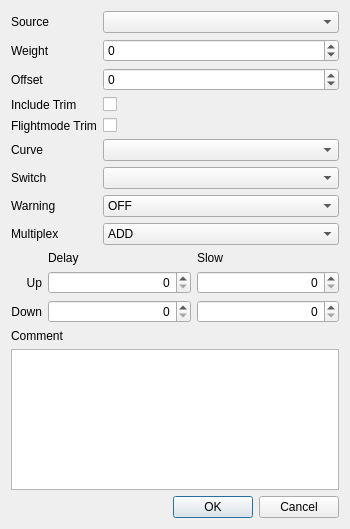
Old version of the form src/mixerdialog.ui in the repository xhorizont/eepe.
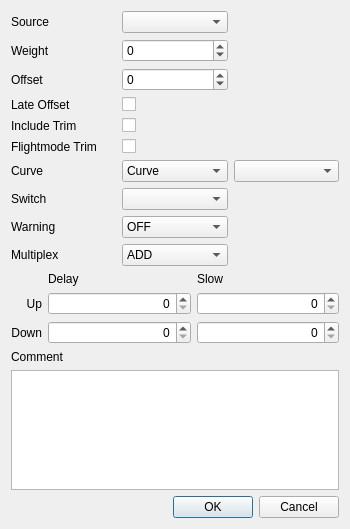
New version of the form. Icons and pictures are not drawn.

What changed in the file:
```diff
--- a/src/mixerdialog.ui
+++ b/src/mixerdialog.ui
@@ -18,211 +18,7 @@
     <normaloff>:/icon.png</normaloff>:/icon.png</iconset>
   </property>
   <layout class="QGridLayout" name="gridLayout_2">
-   <item row="0" column="0">
-    <layout class="QFormLayout" name="formLayout">
-     <property name="fieldGrowthPolicy">
-      <enum>QFormLayout::AllNonFixedFieldsGrow</enum>
-     </property>
-     <item row="0" column="0">
-      <widget class="QLabel" name="label_2">
-       <property name="text">
-        <string>Source</string>
-       </property>
-      </widget>
-     </item>
-     <item row="0" column="1">
-      <widget class="QComboBox" name="sourceCB">
-       <property name="whatsThis">
-        <string>The source for the mixer</string>
-       </property>
-      </widget>
-     </item>
-     <item row="1" column="0">
-      <widget class="QLabel" name="label_3">
-       <property name="text">
-        <string>Weight</string>
-       </property>
-      </widget>
-     </item>
-     <item row="1" column="1">
-      <widget class="QSpinBox" name="weightSB">
-       <property name="whatsThis">
-        <string>The value of the mixer is multiplied by this value and divided by 100.</string>
-       </property>
-       <property name="alignment">
-        <set>Qt::AlignLeading|Qt::AlignLeft|Qt::AlignVCenter</set>
-       </property>
-       <property name="minimum">
-        <number>-125</number>
-       </property>
-       <property name="maximum">
-        <number>125</number>
-       </property>
-      </widget>
-     </item>
-     <item row="2" column="0">
-      <widget class="QLabel" name="offset_label">
-       <property name="text">
-        <string>Offset</string>
-       </property>
-      </widget>
-     </item>
-     <item row="2" column="1">
-      <widget class="QSpinBox" name="offsetSB">
-       <property name="whatsThis">
-        <string>&lt;!DOCTYPE HTML PUBLIC &quot;-//W3C//DTD HTML 4.0//EN&quot; &quot;http://www.w3.org/TR/REC-html40/strict.dtd&quot;&gt;
-&lt;html&gt;&lt;head&gt;&lt;meta name=&quot;qrichtext&quot; content=&quot;1&quot; /&gt;&lt;style type=&quot;text/css&quot;&gt;
-p, li { white-space: pre-wrap; }
-&lt;/style&gt;&lt;/head&gt;&lt;body style=&quot; font-family:'MS Shell Dlg 2'; font-size:8.25pt; font-weight:400; font-style:normal;&quot;&gt;
-&lt;p style=&quot; margin-top:0px; margin-bottom:0px; margin-left:0px; margin-right:0px; -qt-block-indent:0; text-indent:0px;&quot;&gt;This value is added to the &lt;span style=&quot; font-weight:600;&quot;&gt;input &lt;/span&gt;of the mixer.&lt;/p&gt;&lt;/body&gt;&lt;/html&gt;</string>
-       </property>
-       <property name="alignment">
-        <set>Qt::AlignLeading|Qt::AlignLeft|Qt::AlignVCenter</set>
-       </property>
-       <property name="minimum">
-        <number>-125</number>
-       </property>
-       <property name="maximum">
-        <number>125</number>
-       </property>
-      </widget>
-     </item>
-     <item row="3" column="0">
-      <widget class="QLabel" name="label_5">
-       <property name="text">
-        <string>Include Trim</string>
-       </property>
-      </widget>
-     </item>
-     <item row="3" column="1">
-      <widget class="QCheckBox" name="trimChkB">
-       <property name="whatsThis">
-        <string>If checked - will add the trim from the source (if available)</string>
-       </property>
-       <property name="text">
-        <string/>
-       </property>
-      </widget>
-     </item>
-     <item row="5" column="0">
-      <widget class="QLabel" name="label_6">
-       <property name="text">
-        <string>Curve</string>
-       </property>
-      </widget>
-     </item>
-     <item row="5" column="1">
-      <widget class="QComboBox" name="curvesCB">
-       <property name="whatsThis">
-        <string>The curve used by the mix</string>
-       </property>
-      </widget>
-     </item>
-     <item row="6" column="0">
-      <widget class="QLabel" name="label_7">
-       <property name="text">
-        <string>Switch</string>
-       </property>
-      </widget>
-     </item>
-     <item row="6" column="1">
-      <widget class="QComboBox" name="switchesCB">
-       <property name="whatsThis">
-        <string>Switch used by the mix.
-If blank then the mix is considered to be &quot;ON&quot; all the time.</string>
-       </property>
-      </widget>
-     </item>
-     <item row="7" column="0">
-      <widget class="QLabel" name="label_8">
-       <property name="text">
-        <string>Warning</string>
-       </property>
-      </widget>
-     </item>
-     <item row="7" column="1">
-      <widget class="QComboBox" name="warningCB">
-       <property name="whatsThis">
-        <string>Mixer warning.
-Setting this value will cause a beep to be emmitted when this value is active.</string>
-       </property>
-       <item>
-        <property name="text">
-         <string>OFF</string>
-        </property>
-       </item>
-       <item>
-        <property name="text">
-         <string>1 Beep</string>
-        </property>
-       </item>
-       <item>
-        <property name="text">
-         <string>2 Beep</string>
-        </property>
-       </item>
-       <item>
-        <property name="text">
-         <string>3 Beep</string>
-        </property>
-       </item>
-      </widget>
-     </item>
-     <item row="8" column="0">
-      <widget class="QLabel" name="label_9">
-       <property name="text">
-        <string>Multiplex</string>
-       </property>
-      </widget>
-     </item>
-     <item row="8" column="1">
-      <widget class="QComboBox" name="mltpxCB">
-       <property name="whatsThis">
-        <string>Multiplexer
-
-This determines how mixer values are added.
-
-&quot;+&quot; means the value of the current mix is added to the previous mixes in the same channel.
-&quot;*&quot; means the value of the current mix is amultiplied with the previous mixes in the same channel.
-&quot;R&quot; means the value replaces the previous values.  If the switch is off the value will be ignored.</string>
-       </property>
-       <item>
-        <property name="text">
-         <string>ADD</string>
-        </property>
-       </item>
-       <item>
-        <property name="text">
-         <string>MULTIPLY</string>
-        </property>
-       </item>
-       <item>
-        <property name="text">
-         <string>REPLACE</string>
-        </property>
-       </item>
-      </widget>
-     </item>
-     <item row="4" column="0">
-      <widget class="QLabel" name="label_10">
-       <property name="text">
-        <string>Flightmode Trim</string>
-       </property>
-      </widget>
-     </item>
-     <item row="4" column="1">
-      <widget class="QCheckBox" name="FMtrimChkB">
-       <property name="whatsThis">
-        <string>If checked - will add the trim from the source (if available)</string>
-       </property>
-       <property name="text">
-        <string/>
-       </property>
-      </widget>
-     </item>
-    </layout>
-   </item>
-   <item row="1" column="0">
+   <item row="3" column="0">
     <layout class="QGridLayout" name="gridLayout" columnstretch="0,1,1">
      <item row="1" column="1">
       <widget class="QLabel" name="label_13">
@@ -365,7 +161,7 @@
      </item>
     </layout>
    </item>
-   <item row="5" column="0">
+   <item row="8" column="0">
     <widget class="QDialogButtonBox" name="buttonBox">
      <property name="orientation">
       <enum>Qt::Horizontal</enum>
@@ -375,7 +171,7 @@
      </property>
     </widget>
    </item>
-   <item row="2" column="0">
+   <item row="4" column="0">
     <spacer name="verticalSpacer_2">
      <property name="orientation">
       <enum>Qt::Vertical</enum>
@@ -388,16 +184,251 @@
      </property>
     </spacer>
    </item>
-   <item row="4" column="0">
+   <item row="7" column="0">
     <widget class="QPlainTextEdit" name="mixerComment"/>
    </item>
-   <item row="3" column="0">
+   <item row="6" column="0">
     <widget class="QLabel" name="label">
      <property name="text">
       <string>Comment</string>
      </property>
     </widget>
    </item>
+   <item row="2" column="0">
+    <layout class="QGridLayout" name="gridLayout_3">
+     <item row="6" column="3">
+      <widget class="QComboBox" name="curvesCB">
+       <property name="whatsThis">
+        <string>The curve used by the mix</string>
+       </property>
+      </widget>
+     </item>
+     <item row="6" column="2">
+      <widget class="QComboBox" name="diffcurveCB">
+       <property name="whatsThis">
+        <string>The curve used by the mix</string>
+       </property>
+       <item>
+        <property name="text">
+         <string>Curve</string>
+        </property>
+       </item>
+       <item>
+        <property name="text">
+         <string>Differential</string>
+        </property>
+       </item>
+      </widget>
+     </item>
+     <item row="6" column="1">
+      <widget class="QLabel" name="label_6">
+       <property name="text">
+        <string>Curve</string>
+       </property>
+      </widget>
+     </item>
+     <item row="7" column="1">
+      <widget class="QLabel" name="label_7">
+       <property name="text">
+        <string>Switch</string>
+       </property>
+      </widget>
+     </item>
+     <item row="8" column="1">
+      <widget class="QLabel" name="label_8">
+       <property name="text">
+        <string>Warning</string>
+       </property>
+      </widget>
+     </item>
+     <item row="9" column="1">
+      <widget class="QLabel" name="label_9">
+       <property name="text">
+        <string>Multiplex</string>
+       </property>
+      </widget>
+     </item>
+     <item row="7" column="2">
+      <widget class="QComboBox" name="switchesCB">
+       <property name="whatsThis">
+        <string>Switch used by the mix.
+If blank then the mix is considered to be &quot;ON&quot; all the time.</string>
+       </property>
+      </widget>
+     </item>
+     <item row="8" column="2">
+      <widget class="QComboBox" name="warningCB">
+       <property name="whatsThis">
+        <string>Mixer warning.
+Setting this value will cause a beep to be emmitted when this value is active.</string>
+       </property>
+       <item>
+        <property name="text">
+         <string>OFF</string>
+        </property>
+       </item>
+       <item>
+        <property name="text">
+         <string>1 Beep</string>
+        </property>
+       </item>
+       <item>
+        <property name="text">
+         <string>2 Beep</string>
+        </property>
+       </item>
+       <item>
+        <property name="text">
+         <string>3 Beep</string>
+        </property>
+       </item>
+      </widget>
+     </item>
+     <item row="9" column="2">
+      <widget class="QComboBox" name="mltpxCB">
+       <property name="whatsThis">
+        <string>Multiplexer
+
+This determines how mixer values are added.
+
+&quot;+&quot; means the value of the current mix is added to the previous mixes in the same channel.
+&quot;*&quot; means the value of the current mix is amultiplied with the previous mixes in the same channel.
+&quot;R&quot; means the value replaces the previous values.  If the switch is off the value will be ignored.</string>
+       </property>
+       <item>
+        <property name="text">
+         <string>ADD</string>
+        </property>
+       </item>
+       <item>
+        <property name="text">
+         <string>MULTIPLY</string>
+        </property>
+       </item>
+       <item>
+        <property name="text">
+         <string>REPLACE</string>
+        </property>
+       </item>
+      </widget>
+     </item>
+     <item row="5" column="2">
+      <widget class="QCheckBox" name="FMtrimChkB">
+       <property name="whatsThis">
+        <string>If checked - will add the trim from the source (if available)</string>
+       </property>
+       <property name="text">
+        <string/>
+       </property>
+      </widget>
+     </item>
+     <item row="5" column="1">
+      <widget class="QLabel" name="label_10">
+       <property name="text">
+        <string>Flightmode Trim</string>
+       </property>
+      </widget>
+     </item>
+     <item row="4" column="1">
+      <widget class="QLabel" name="label_5">
+       <property name="text">
+        <string>Include Trim</string>
+       </property>
+      </widget>
+     </item>
+     <item row="4" column="2">
+      <widget class="QCheckBox" name="trimChkB">
+       <property name="whatsThis">
+        <string>If checked - will add the trim from the source (if available)</string>
+       </property>
+       <property name="text">
+        <string/>
+       </property>
+      </widget>
+     </item>
+     <item row="2" column="1">
+      <widget class="QLabel" name="offset_label">
+       <property name="text">
+        <string>Offset</string>
+       </property>
+      </widget>
+     </item>
+     <item row="2" column="2">
+      <widget class="QSpinBox" name="offsetSB">
+       <property name="whatsThis">
+        <string>&lt;!DOCTYPE HTML PUBLIC &quot;-//W3C//DTD HTML 4.0//EN&quot; &quot;http://www.w3.org/TR/REC-html40/strict.dtd&quot;&gt;
+&lt;html&gt;&lt;head&gt;&lt;meta name=&quot;qrichtext&quot; content=&quot;1&quot; /&gt;&lt;style type=&quot;text/css&quot;&gt;
+p, li { white-space: pre-wrap; }
+&lt;/style&gt;&lt;/head&gt;&lt;body style=&quot; font-family:'MS Shell Dlg 2'; font-size:8.25pt; font-weight:400; font-style:normal;&quot;&gt;
+&lt;p style=&quot; margin-top:0px; margin-bottom:0px; margin-left:0px; margin-right:0px; -qt-block-indent:0; text-indent:0px;&quot;&gt;This value is added to the &lt;span style=&quot; font-weight:600;&quot;&gt;input &lt;/span&gt;of the mixer.&lt;/p&gt;&lt;/body&gt;&lt;/html&gt;</string>
+       </property>
+       <property name="alignment">
+        <set>Qt::AlignLeading|Qt::AlignLeft|Qt::AlignVCenter</set>
+       </property>
+       <property name="minimum">
+        <number>-125</number>
+       </property>
+       <property name="maximum">
+        <number>125</number>
+       </property>
+      </widget>
+     </item>
+     <item row="1" column="1">
+      <widget class="QLabel" name="label_3">
+       <property name="text">
+        <string>Weight</string>
+       </property>
+      </widget>
+     </item>
+     <item row="1" column="2">
+      <widget class="QSpinBox" name="weightSB">
+       <property name="whatsThis">
+        <string>The value of the mixer is multiplied by this value and divided by 100.</string>
+       </property>
+       <property name="alignment">
+        <set>Qt::AlignLeading|Qt::AlignLeft|Qt::AlignVCenter</set>
+       </property>
+       <property name="minimum">
+        <number>-125</number>
+       </property>
+       <property name="maximum">
+        <number>125</number>
+       </property>
+      </widget>
+     </item>
+     <item row="0" column="1">
+      <widget class="QLabel" name="label_2">
+       <property name="text">
+        <string>Source</string>
+       </property>
+      </widget>
+     </item>
+     <item row="0" column="2">
+      <widget class="QComboBox" name="sourceCB">
+       <property name="whatsThis">
+        <string>The source for the mixer</string>
+       </property>
+      </widget>
+     </item>
+     <item row="3" column="1">
+      <widget class="QLabel" name="offset_label_2">
+       <property name="text">
+        <string>Late Offset</string>
+       </property>
+      </widget>
+     </item>
+     <item row="3" column="2">
+      <widget class="QCheckBox" name="lateOffsetChkB">
+       <property name="whatsThis">
+        <string>If checked - will add the trim from the source (if available)</string>
+       </property>
+       <property name="text">
+        <string/>
+       </property>
+      </widget>
+     </item>
+    </layout>
+   </item>
   </layout>
  </widget>
  <resources>
```
